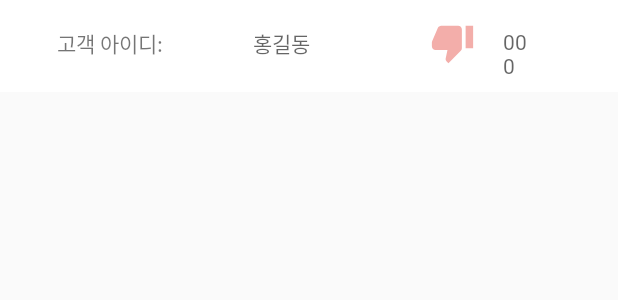
After one commit to hyenee/2019_Collathon, an Android app: the layout owner_black_list_list.xml on its own in the app's theme, with its tools: preview values and no code run, on a phone screen of 412 x 824 dp. The commit adds this screen. Shown: the top 300 px of the screen. Run offline under Robolectric (Android 15) with nearby library versions, the phone set to English and light mode, and no system bars.

Commit message:
Add Owner Blacklist
Add function that adds bad customers in to blacklist by owner

```diff
--- a/Collathon_App/app/src/main/java/com/collathon/jamukja/LoginOwnerActivity.java
+++ b/Collathon_App/app/src/main/java/com/collathon/jamukja/LoginOwnerActivity.java
@@ -34,7 +34,7 @@ import androidx.appcompat.app.AppCompatActivity;
 import com.collathon.janolja.R;
 
 public class LoginOwnerActivity extends AppCompatActivity {
-    private static final String TAG = "LoginCustomerActivity";
+    private static final String TAG = "LoginOwnerActivity";
     private AlertDialog.Builder builder;
     String userID;
     String userPasswd;
--- a/Collathon_App/app/src/main/java/com/collathon/jamukja/SelectUserActivity.java
+++ b/Collathon_App/app/src/main/java/com/collathon/jamukja/SelectUserActivity.java
@@ -10,6 +10,7 @@ import androidx.appcompat.app.AppCompatActivity;
 import com.collathon.janolja.R;
 
 public class SelectUserActivity extends AppCompatActivity {
+    private static final String TAG = "SelectUserActivity";
 
     @Override
     protected void onCreate(Bundle savedInstanceState) {
--- a/Collathon_App/app/src/main/java/com/collathon/jamukja/customer/store/category/detail/StoreDetailMenuViewActivity.java
+++ b/Collathon_App/app/src/main/java/com/collathon/jamukja/customer/store/category/detail/StoreDetailMenuViewActivity.java
@@ -7,6 +7,8 @@ import androidx.appcompat.app.AppCompatActivity;
 import com.collathon.janolja.R;
 
 public class StoreDetailMenuViewActivity extends AppCompatActivity {
+    private static final String TAG = "StoreDetailMenuViewActivity";
+
     @Override
     protected void onCreate(Bundle savedInstanceState) {
         super.onCreate(savedInstanceState);
--- a/Collathon_App/app/src/main/java/com/collathon/jamukja/customer/store/category/list/RecyclerAdapter.java
+++ b/Collathon_App/app/src/main/java/com/collathon/jamukja/customer/store/category/list/RecyclerAdapter.java
@@ -63,8 +63,6 @@ public class RecyclerAdapter extends RecyclerView.Adapter<RecyclerAdapter.ItemVi
         private TextView textView1;
         private TextView textView2;
         private Data data;
-        private CheckBox checkBox;
-
 
         ItemViewHolder(View itemView) {
             super(itemView);
--- a/Collathon_App/app/src/main/java/com/collathon/jamukja/customer/store/category/list/StoreListActivity.java
+++ b/Collathon_App/app/src/main/java/com/collathon/jamukja/customer/store/category/list/StoreListActivity.java
@@ -67,12 +67,12 @@ public class StoreListActivity extends AppCompatActivity {
                 break;
         }
 
-        init();
+        setRecyclerView();
         getData();
 
     }
 
-    private void init() {
+    private void setRecyclerView() {
         final RecyclerView recyclerView = findViewById(R.id.store_list_recycler);
 
         LinearLayoutManager linearLayoutManager = new LinearLayoutManager(this);
--- a/Collathon_App/app/src/main/java/com/collathon/jamukja/customer/store/category/list/StoreListViewActivity.java
+++ b/Collathon_App/app/src/main/java/com/collathon/jamukja/customer/store/category/list/StoreListViewActivity.java
@@ -5,6 +5,8 @@ import androidx.appcompat.app.AppCompatActivity;
 import com.collathon.janolja.R;
 
 public class StoreListViewActivity extends AppCompatActivity {
+    private static final String TAG = "StoreListViewActivity";
+
     @Override
     protected void onCreate(Bundle savedInstanceState) {
         super.onCreate(savedInstanceState);
--- a/Collathon_App/app/src/main/java/com/collathon/jamukja/customer/user_info/customer/CustomerMyMenuActivity.java
+++ b/Collathon_App/app/src/main/java/com/collathon/jamukja/customer/user_info/customer/CustomerMyMenuActivity.java
@@ -12,6 +12,8 @@ import com.collathon.jamukja.customer.reservation.ReservationTicketConrifmActivi
 import com.collathon.janolja.R;
 
 public class CustomerMyMenuActivity extends AppCompatActivity {
+    private static final String TAG = "CustomerMyMenuActivity";
+
     @Override
     protected void onCreate(Bundle savedInstanceState) {
         super.onCreate(savedInstanceState);
--- /dev/null
+++ b/Collathon_App/app/src/main/res/drawable/ic_thumb_down_black_24dp.xml
@@ -0,0 +1,5 @@
+<vector android:height="24dp" android:tint="#F3AEAA"
+    android:viewportHeight="24.0" android:viewportWidth="24.0"
+    android:width="24dp" xmlns:android="http://schemas.android.com/apk/res/android">
+    <path android:fillColor="#FF000000" android:pathData="M15,3L6,3c-0.83,0 -1.54,0.5 -1.84,1.22l-3.02,7.05c-0.09,0.23 -0.14,0.47 -0.14,0.73v1.91l0.01,0.01L1,14c0,1.1 0.9,2 2,2h6.31l-0.95,4.57 -0.03,0.32c0,0.41 0.17,0.79 0.44,1.06L9.83,23l6.59,-6.59c0.36,-0.36 0.58,-0.86 0.58,-1.41L17,5c0,-1.1 -0.9,-2 -2,-2zM19,3v12h4L23,3h-4z"/>
+</vector>
--- /dev/null
+++ b/Collathon_App/app/src/main/res/layout/owner_black_list_list.xml
@@ -0,0 +1,68 @@
+<?xml version="1.0" encoding="utf-8"?>
+<androidx.constraintlayout.widget.ConstraintLayout xmlns:android="http://schemas.android.com/apk/res/android"
+    xmlns:app="http://schemas.android.com/apk/res-auto"
+    xmlns:tools="http://schemas.android.com/tools"
+    android:id="@+id/linear_Lists"
+    android:layout_width="match_parent"
+    android:layout_height="wrap_content"
+    android:layout_marginBottom="8dp"
+    android:background="@android:color/white"
+    android:gravity="clip_horizontal|center"
+    android:orientation="horizontal"
+    android:padding="8dp">
+
+    <TextView
+        android:id="@+id/showClientID"
+        android:layout_width="wrap_content"
+        android:layout_height="wrap_content"
+        android:layout_marginStart="30dp"
+        android:layout_marginTop="10dp"
+        android:gravity="center_horizontal"
+        android:text="고객 아이디:"
+        android:textAlignment="center"
+        app:layout_constraintStart_toStartOf="parent"
+        app:layout_constraintTop_toTopOf="parent"
+        tools:ignore="MissingConstraints" />
+
+    <TextView
+        android:id="@+id/black_clientID"
+        android:layout_width="120dp"
+        android:layout_height="wrap_content"
+        android:layout_marginTop="10dp"
+        android:layout_marginEnd="10dp"
+        android:gravity="center_horizontal"
+        android:hint="홍길동"
+        android:textAlignment="center"
+        app:layout_constraintEnd_toStartOf="@+id/showCount"
+        app:layout_constraintStart_toEndOf="@+id/showClientID"
+        app:layout_constraintTop_toTopOf="parent"
+        tools:ignore="MissingConstraints" />
+
+    <ImageView
+        android:id="@+id/showCount"
+        android:layout_width="30dp"
+        android:layout_height="30dp"
+        android:layout_marginStart="10dp"
+        android:layout_marginTop="5dp"
+        android:gravity="center_horizontal"
+        app:layout_constraintEnd_toStartOf="@+id/black_count"
+        app:layout_constraintStart_toEndOf="@+id/black_clientID"
+        app:layout_constraintTop_toTopOf="parent"
+        app:srcCompat="@drawable/ic_thumb_down_black_24dp"
+        tools:ignore="MissingConstraints" />
+
+    <TextView
+        android:id="@+id/black_count"
+        android:layout_width="20dp"
+        android:layout_height="wrap_content"
+        android:layout_marginTop="10dp"
+        android:layout_marginEnd="30dp"
+        android:gravity="center_horizontal"
+        android:hint="000"
+        android:textAlignment="viewStart"
+        app:layout_constraintEnd_toEndOf="parent"
+        app:layout_constraintStart_toEndOf="@+id/showCount"
+        app:layout_constraintTop_toTopOf="parent"
+        tools:ignore="MissingConstraints" />
+
+</androidx.constraintlayout.widget.ConstraintLayout>
```
Also changed, not shown: Collathon_App/app/src/main/AndroidManifest.xml (+11 -15 lines), Collathon_App/app/src/main/java/com/collathon/jamukja/MainActivity.java (+5 -3 lines), Collathon_App/app/src/main/java/com/collathon/jamukja/customer/store/category/detail/StoreDetailInfoActivity.java (+7 -1 lines), Collathon_App/app/src/main/java/com/collathon/jamukja/customer/store/category/detail/StoreDetailListActivity.java (+1 -7 lines), Collathon_App/app/src/main/java/com/collathon/jamukja/customer/user_info/customer/CustomerInfoActivity.java (+8 -4 lines), Collathon_App/app/src/main/java/com/collathon/jamukja/owner/BlackList/BlackAdapter.java (added, +98 -0 lines), Collathon_App/app/src/main/java/com/collathon/jamukja/owner/BlackList/BlackData.java (added, +27 -0 lines), Collathon_App/app/src/main/java/com/collathon/jamukja/owner/BlackList/Owner_BlackList.java (added, +157 -0 lines), Collathon_App/app/src/main/res/layout/owner_black_list.xml (added, +30 -0 lines).
